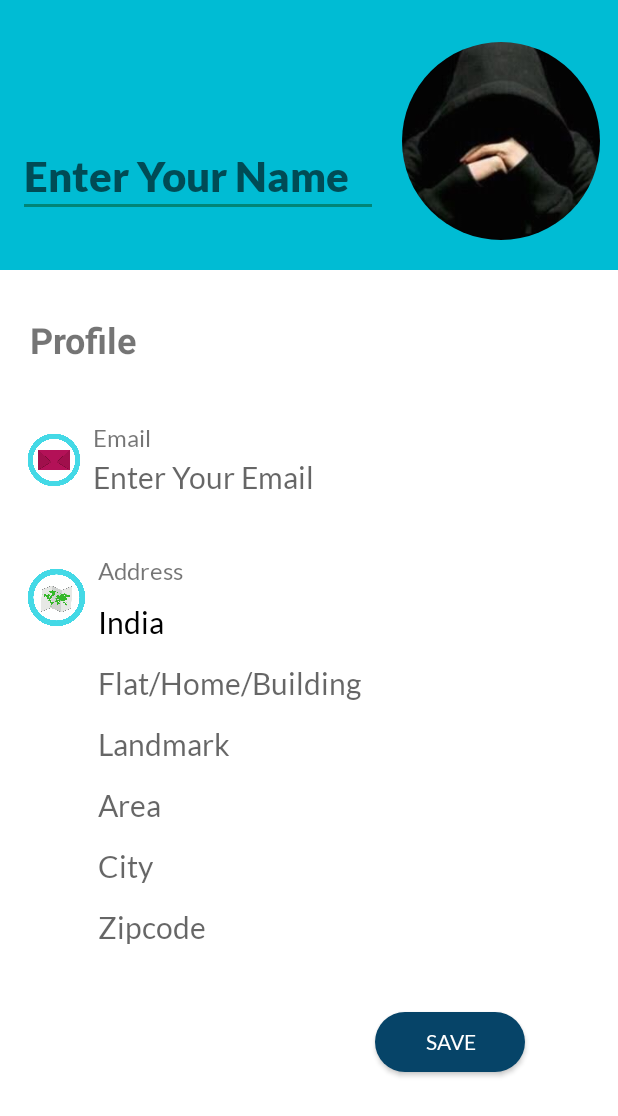
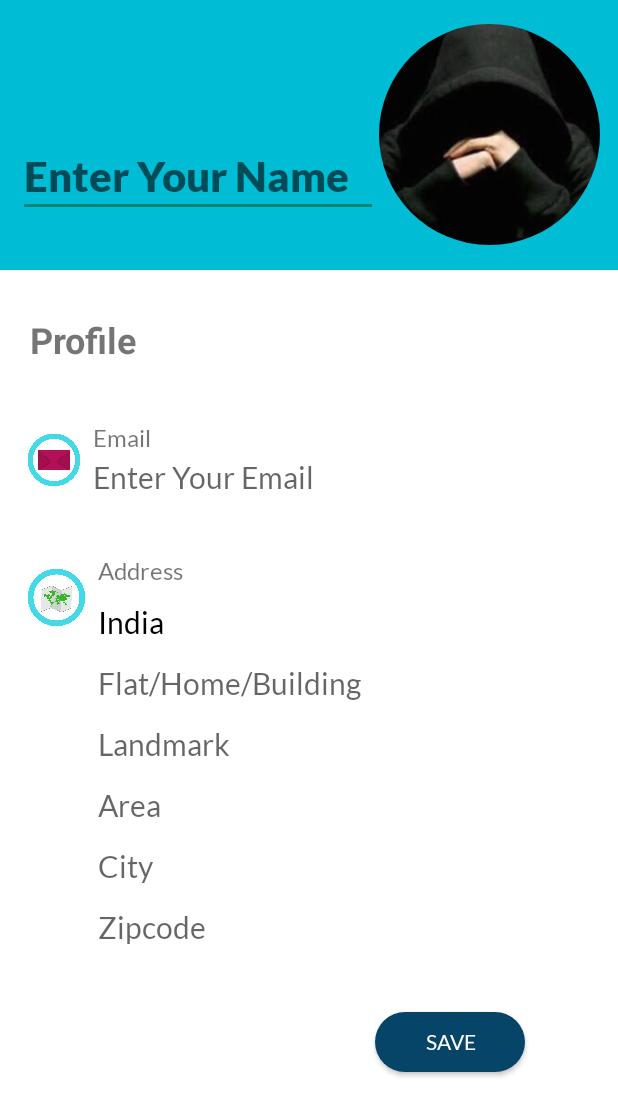
Before and after one commit to larkentech/IMMC2, an Android app: the UseraccountActivity screen opened directly, with no data from a screen before it, after a tap on "SAVE", on a phone screen of 412 x 824 dp. Shown: the top 1116 px of the screen. Run offline under Robolectric (Android 15) with nearby library versions, the light colour scheme and no system bars; our stand-ins replace CircleImageView, Firebase (no records; nobody signed in at launch, a user with empty details on screens opened directly); libraries missing offline, so code that uses them is left out: es.dmoral.toasty; pictures from the network do not load; 4 statements that could not run were skipped.

Commit message:
added circular imageview to user account layout

```diff
--- a/app/build.gradle
+++ b/app/build.gradle
@@ -39,4 +39,6 @@ dependencies {
     implementation 'androidx.cardview:cardview:1.0.0'
     implementation 'it.sephiroth.android.library.horizontallistview:hlistview:1.3.1'
     implementation 'com.github.sujithkanna:smileyrating:1.6.8'
+    implementation 'de.hdodenhof:circleimageview:3.0.0'
+
 }
--- a/app/src/main/java/com/example/immc2/UseraccountActivity.java
+++ b/app/src/main/java/com/example/immc2/UseraccountActivity.java
@@ -1,6 +1,7 @@
 package com.example.immc2;
 
 import androidx.annotation.NonNull;
+import androidx.annotation.Nullable;
 import androidx.appcompat.app.AppCompatActivity;
 
 import android.content.Intent;
@@ -10,6 +11,7 @@ import android.provider.MediaStore;
 import android.view.View;
 import android.widget.Button;
 import android.widget.EditText;
+import android.widget.ImageView;
 import android.widget.TextView;
 
 import com.google.firebase.auth.FirebaseAuth;
@@ -35,6 +37,9 @@ public class UseraccountActivity extends AppCompatActivity {
 
     CircleImageView profilepic;
 
+    public static final int IMAGE_CODE=1;
+    Uri imageuri;
+
 
 
 
@@ -52,15 +57,15 @@ public class UseraccountActivity extends AppCompatActivity {
         super.onCreate(savedInstanceState);
         setContentView(R.layout.activity_useraccount);
 
-        username= findViewById(R.id.name);
-        usermail=findViewById(R.id.entermail);
-        usercity=findViewById(R.id.entercity);
-        userflat=findViewById(R.id.enterflat);
-        userarea=findViewById(R.id.enterarea);
-        userzipcode=findViewById(R.id.enterzipcode);
-        userlandmark=findViewById(R.id.enterlandmark);
-        saveprofile=findViewById(R.id.btnsave);
-        profilepic=findViewById(R.id.propicMain);
+        username = findViewById(R.id.name);
+        usermail = findViewById(R.id.entermail);
+        usercity = findViewById(R.id.entercity);
+        userflat = findViewById(R.id.enterflat);
+        userarea = findViewById(R.id.enterarea);
+        userzipcode = findViewById(R.id.enterzipcode);
+        userlandmark = findViewById(R.id.enterlandmark);
+        saveprofile = findViewById(R.id.btnsave);
+        profilepic = findViewById(R.id.propicMain);
 
 
         saveprofile.setOnClickListener(new View.OnClickListener() {
@@ -74,17 +79,38 @@ public class UseraccountActivity extends AppCompatActivity {
                 Landmark = userlandmark.getText().toString();
                 Zipcode = userzipcode.getText().toString();
 
+                profilepic.setOnClickListener(new View.OnClickListener() {
+                    @Override
+                    public void onClick(View v) {
+
+                        openImageForm();
+
+                    }
+                });
+            }
+
+            private void openImageForm() {
+
+                Intent intent = new Intent();
+                intent.setType("image/*");
+                intent.setAction(Intent.ACTION_GET_CONTENT);
+                startActivityForResult(intent, IMAGE_CODE);
+            }
+        });
+
+
+
+
+
                 if (Name.isEmpty() || Email.isEmpty() || City.isEmpty() || Flat.isEmpty() ||
-                        Landmark.isEmpty() || Zipcode.isEmpty() || Area.isEmpty())
-                {
+                        Landmark.isEmpty() || Zipcode.isEmpty() || Area.isEmpty()) {
                     Toasty.error(UseraccountActivity.this, "Enter Required Details").show();
                     if (Zipcode.length() < 6) {
                         Toasty.error(UseraccountActivity.this, "Invalid Zipcode").show();
                     }
                     Toasty.error(UseraccountActivity.this, "Enter Valid Zipcode").show();
 
-                }
-                else{
+                } else {
                     FirebaseUser currentFirebaseUser = FirebaseAuth.getInstance().getCurrentUser();
                     FirebaseDatabase database = FirebaseDatabase.getInstance();
                     DatabaseReference databaseReference = database.getReference();
@@ -98,13 +124,13 @@ public class UseraccountActivity extends AppCompatActivity {
                     databaseReference.child("UserDetails").child(currentFirebaseUser.getUid()).setValue(userMap);
 
 
-                    DatabaseReference databaseReference1=database.getReference();
-                    HashMap<String,Object> addMap=new HashMap<>();
-                    addMap.put("Flatno",userflat.getText().toString());
-                    addMap.put("Landmark",userlandmark.getText().toString());
-                    addMap.put("Area",userarea.getText().toString());
-                    addMap.put("City",usercity.getText().toString());
-                    addMap.put("Zipcode",userzipcode.getText().toString());
+                    DatabaseReference databaseReference1 = database.getReference();
+                    HashMap<String, Object> addMap = new HashMap<>();
+                    addMap.put("Flatno", userflat.getText().toString());
+                    addMap.put("Landmark", userlandmark.getText().toString());
+                    addMap.put("Area", userarea.getText().toString());
+                    addMap.put("City", usercity.getText().toString());
+                    addMap.put("Zipcode", userzipcode.getText().toString());
 
 
                     databaseReference1.child("UserDetails").child(currentFirebaseUser.getUid()).child("Address").setValue(addMap);
@@ -116,8 +142,15 @@ public class UseraccountActivity extends AppCompatActivity {
                 }
             }
 
-        });
+    @Override
+    protected void onActivityResult(int requestCode, int resultCode, @Nullable Intent data) {
+        super.onActivityResult(requestCode, resultCode, data);
+
+        if(requestCode == IMAGE_CODE && requestCode == RESULT_OK && data != null && data.getData() !=null);
+
+        imageuri=data.getData();
+
+        profilepic.setImageURI(imageuri);
+
     }
-
-
 }
--- a/app/src/main/res/layout/activity_useraccount.xml
+++ b/app/src/main/res/layout/activity_useraccount.xml
@@ -5,12 +5,13 @@
     android:layout_width="match_parent"
     android:layout_height="match_parent"
     tools:context=".UseraccountActivity">
+
     <LinearLayout
 
         android:layout_width="match_parent"
         android:layout_height="match_parent"
-        android:orientation="vertical"
-        android:background="#ffffff">
+        android:background="#ffffff"
+        android:orientation="vertical">
 
         <RelativeLayout
 
@@ -21,95 +22,99 @@
 
             <EditText
 
+                android:id="@+id/name"
                 android:layout_width="240dp"
-                android:id="@+id/name"
                 android:layout_height="wrap_content"
+                android:layout_marginStart="12dp"
+                android:layout_marginLeft="24dp"
+                android:layout_marginTop="90dp"
+                android:layout_marginEnd="16dp"
+                android:fontFamily="@font/latoblack"
                 android:hint="Enter Your Name"
-                android:textSize="28sp"
                 android:textColor="#ffffff"
-                android:layout_marginTop="90dp"
-                android:layout_marginLeft="24dp"
-                android:layout_marginStart="12dp"
-                android:layout_marginEnd="16dp"
-                android:fontFamily="@font/latoblack">
+                android:textSize="28sp">
+
             </EditText>
 
             <de.hdodenhof.circleimageview.CircleImageView
                 android:id="@+id/propicMain"
-                android:layout_width="132dp"
-                android:layout_height="156dp"
+                android:layout_width="147dp"
+                android:layout_height="147dp"
                 android:layout_alignParentRight="true"
-                android:layout_marginStart="16dp"
                 android:layout_marginTop="16dp"
                 android:layout_marginEnd="12dp"
-                android:src="@drawable/propic" />
+                android:layout_marginRight="5dp"
+                android:src="@drawable/propic">
 
 
+            </de.hdodenhof.circleimageview.CircleImageView>
 
 
         </RelativeLayout>
 
         <TextView
-            android:layout_marginTop="30dp"
             android:layout_width="match_parent"
             android:layout_height="wrap_content"
+            android:layout_marginLeft="20dp"
+            android:layout_marginTop="30dp"
             android:text="Profile"
             android:textSize="24sp"
-            android:layout_marginLeft="20dp"
             android:textStyle="bold">
 
         </TextView>
 
         <LinearLayout
-            android:layout_marginTop="32dp"
             android:layout_width="match_parent"
             android:layout_height="64dp"
+            android:layout_marginTop="32dp"
             android:orientation="horizontal">
 
             <ImageView
                 android:layout_width="52dp"
                 android:layout_height="36dp"
-                android:src="@drawable/mail"
                 android:layout_gravity="center_vertical"
-                android:layout_marginLeft="10dp">
+                android:layout_marginLeft="10dp"
+                android:src="@drawable/mail">
 
             </ImageView>
+
             <LinearLayout
                 android:layout_width="wrap_content"
                 android:layout_height="wrap_content"
-                android:orientation="vertical"
-                android:layout_gravity="center">
+                android:layout_gravity="center"
+                android:orientation="vertical">
 
                 <TextView
                     android:layout_width="wrap_content"
                     android:layout_height="wrap_content"
+                    android:fontFamily="@font/latoregular"
                     android:text="Email"
-                    android:textSize="16sp"
-                    android:fontFamily="@font/latoregular">
+                    android:textSize="16sp">
 
                 </TextView>
+
                 <EditText
                     android:id="@+id/entermail"
                     android:layout_width="wrap_content"
                     android:layout_height="wrap_content"
+                    android:layout_gravity="center_horizontal"
+                    android:layout_marginTop="4dp"
+                    android:background="@null"
+                    android:fontFamily="@font/latoregular"
                     android:hint="Enter Your Email"
-                    android:textSize="20sp"
-                    android:layout_marginTop="4dp"
                     android:textColor="#000000"
-                    android:background="@null"
-                    android:layout_gravity="center_horizontal"
-                    android:fontFamily="@font/latoregular"
-                    >
+                    android:textSize="20sp">
 
                 </EditText>
             </LinearLayout>
 
 
         </LinearLayout>
+
         <LinearLayout
-            android:layout_marginTop="32dp"
             android:layout_width="match_parent"
             android:layout_height="wrap_content"
+            android:layout_marginTop="32dp"
             android:orientation="horizontal">
 
             <ImageView
@@ -120,6 +125,7 @@
                 android:src="@drawable/location">
 
             </ImageView>
+
             <LinearLayout
                 android:layout_width="wrap_content"
                 android:layout_height="wrap_content"
@@ -128,86 +134,93 @@
                 <TextView
                     android:layout_width="wrap_content"
                     android:layout_height="wrap_content"
+                    android:fontFamily="@font/latoregular"
                     android:text="Address"
-                    android:textSize="16sp"
-                    android:fontFamily="@font/latoregular">
+                    android:textSize="16sp">
 
                 </TextView>
+
                 <TextView
-                    android:layout_marginTop="12dp"
                     android:layout_width="wrap_content"
                     android:layout_height="wrap_content"
+                    android:layout_marginTop="12dp"
+                    android:fontFamily="@font/latoregular"
                     android:text="India"
                     android:textColor="#000000"
-                    android:textSize="20sp"
-                    android:fontFamily="@font/latoregular">
+                    android:textSize="20sp">
 
                 </TextView>
+
                 <EditText
                     android:id="@+id/enterflat"
-                    android:layout_marginTop="16dp"
                     android:layout_width="wrap_content"
                     android:layout_height="wrap_content"
+                    android:layout_marginTop="16dp"
+                    android:background="@null"
+                    android:fontFamily="@font/latoregular"
                     android:hint="Flat/Home/Building"
                     android:textColor="#000000"
-                    android:background="@null"
-                    android:textSize="20sp"
-                    android:fontFamily="@font/latoregular">
+                    android:textSize="20sp">
 
                 </EditText>
+
                 <EditText
                     android:id="@+id/enterlandmark"
-                    android:layout_marginTop="16dp"
                     android:layout_width="wrap_content"
                     android:layout_height="wrap_content"
+                    android:layout_marginTop="16dp"
+                    android:background="@null"
+                    android:fontFamily="@font/latoregular"
                     android:hint="Landmark"
                     android:textColor="#000000"
-                    android:background="@null"
-                    android:textSize="20sp"
-                    android:fontFamily="@font/latoregular">
+                    android:textSize="20sp">
 
                 </EditText>
+
                 <EditText
                     android:id="@+id/enterarea"
-                    android:layout_marginTop="16dp"
                     android:layout_width="wrap_content"
                     android:layout_height="wrap_content"
+                    android:layout_marginTop="16dp"
+                    android:background="@null"
+                    android:fontFamily="@font/latoregular"
                     android:hint="Area"
                     android:textColor="#000000"
-                    android:background="@null"
-                    android:textSize="20sp"
 
-                    android:fontFamily="@font/latoregular">
+                    android:textSize="20sp">
 
                 </EditText>
+
                 <EditText
                     android:id="@+id/entercity"
+                    android:layout_width="wrap_content"
+                    android:layout_height="wrap_content"
                     android:layout_marginTop="16dp"
-                android:layout_width="wrap_content"
-                android:layout_height="wrap_content"
-                android:hint="City"
-                android:textColor="#000000"
-                android:background="@null"
-                android:textSize="20sp"
-                android:fontFamily="@font/latoregular">
+                    android:background="@null"
+                    android:fontFamily="@font/latoregular"
+                    android:hint="City"
+                    android:textColor="#000000"
+                    android:textSize="20sp">
 
-            </EditText>
+                </EditText>
+
                 <EditText
                     android:id="@+id/enterzipcode"
-                    android:layout_marginTop="16dp"
                     android:layout_width="wrap_content"
                     android:layout_height="wrap_content"
+                    android:layout_marginTop="16dp"
+                    android:background="@null"
+                    android:fontFamily="@font/latoregular"
                     android:hint="Zipcode"
                     android:textColor="#000000"
-                    android:background="@null"
-                    android:textSize="20sp"
-                    android:fontFamily="@font/latoregular">
+                    android:textSize="20sp">
 
                 </EditText>
 
             </LinearLayout>
 
         </LinearLayout>
+
         <LinearLayout
             android:layout_width="match_parent"
             android:layout_height="wrap_content">
@@ -216,13 +229,13 @@
                 android:id="@+id/btnsave"
                 android:layout_width="100dp"
                 android:layout_height="40dp"
-                android:background="@drawable/button_shape"
                 android:layout_marginLeft="250dp"
                 android:layout_marginTop="44dp"
+                android:layout_marginBottom="8dp"
+                android:background="@drawable/button_shape"
+                android:fontFamily="@font/latoregular"
                 android:text="Save"
-                android:textColor="#ffffff"
-                android:fontFamily="@font/latoregular"
-                android:layout_marginBottom="8dp">
+                android:textColor="#ffffff">
 
             </Button>
 
```
